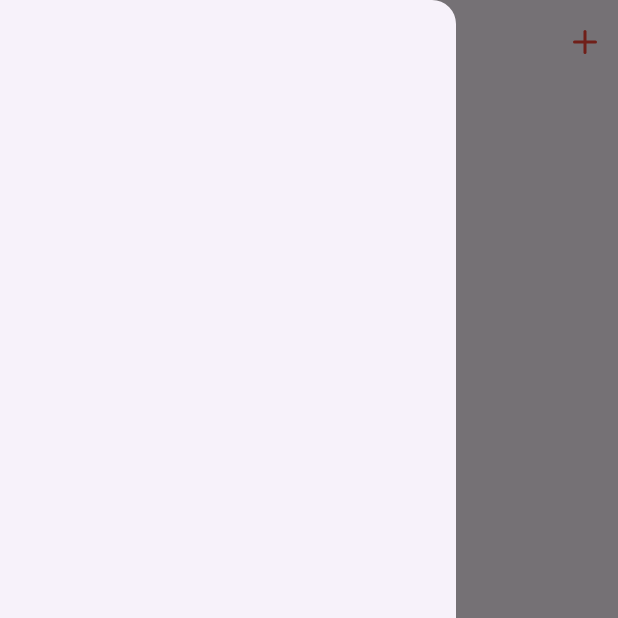
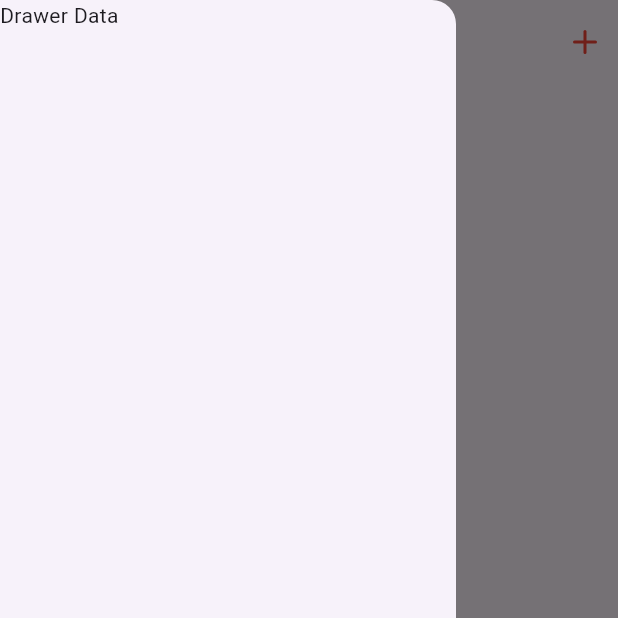
Before and after one commit to Emekaony/Todo-App, a Flutter app: the screen it shows after launch, with the side drawer open, on a phone screen of 412 x 824 dp, the top half of it. Run offline on Flutter 3.47's test engine with Material 3 defaults, Android fonts, the phone set to English and light mode, and no system bars; our stand-ins replace feather_icons.

```diff
--- a/analysis_options.yaml
+++ b/analysis_options.yaml
@@ -7,6 +7,10 @@
 
 # The following line activates a set of recommended lints for Flutter apps,
 # packages, and plugins designed to encourage good coding practices.
+analyzer:
+  errors:
+    prefer_const_constructors: ignore
+    prefer_const_literals_to_create_immutables: ignore
 include: package:flutter_lints/flutter.yaml
 
 linter:
@@ -23,6 +27,5 @@ linter:
   rules:
     # avoid_print: false  # Uncomment to disable the `avoid_print` rule
     # prefer_single_quotes: true  # Uncomment to enable the `prefer_single_quotes` rule
-
 # Additional information about this file can be found at
 # https://dart.dev/guides/language/analysis-options
--- a/lib/main_screen.dart
+++ b/lib/main_screen.dart
@@ -13,20 +13,41 @@ class _MainScreenState extends State<MainScreen> {
   Widget build(BuildContext context) {
     // so inside the screens we ise Scaffold
     return Scaffold(
-      drawer: Drawer(),
+        drawer: Drawer(
+          child: Text("Drawer Data"),
+        ),
         appBar: AppBar(
-        actions: const [
-          Padding(
+          actions: [
+            InkWell(
+              // I like the idea of giving the Inkwell  a border Radius, makes
+              // the feedback UI look more presentable.
+              borderRadius: BorderRadius.circular(10),
+              onTap: () {
+                showModalBottomSheet(
+                    context: context,
+                    builder: (context) {
+                      return Container(
+                        height: 300,
+                      );
+                    });
+              },
+              child: Padding(
                 padding: EdgeInsets.only(right: 10),
                 child: Icon(
                   FeatherIcons.plus,
                   color: Colors.red,
+                ),
               ),
             )
           ],
           centerTitle: true,
           title: const Text("Todo App"),
         ),
-    );
+        body: GestureDetector(
+          onTap: () {
+            print("Text detected");
+          },
+          child: Text("This can be interactive too"),
+        ));
   }
 }
```
Lines whose indentation alone changed are shown as unchanged.
